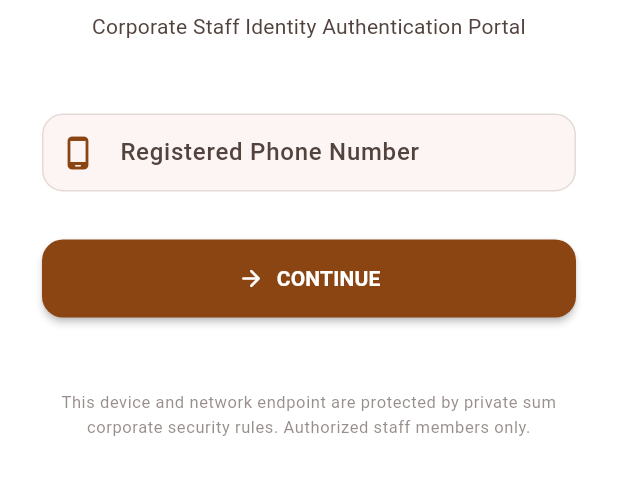
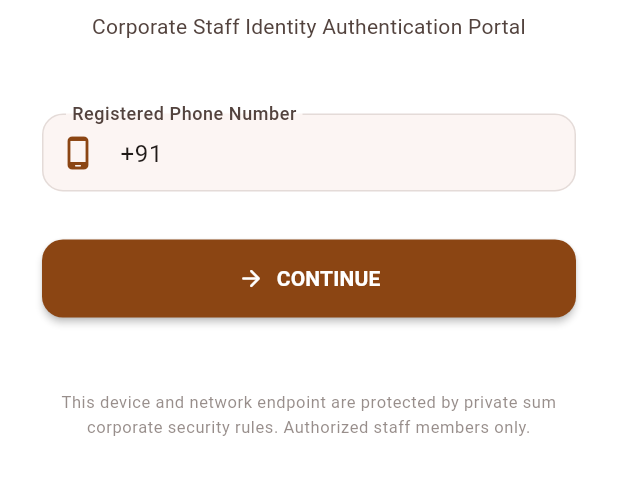
Before and after one commit to ujjwaltiwari04/SUM_HRMS, a Flutter app: the screen it shows after launch, on a phone screen of 412 x 824 dp, the part 536-1031 px from its top. Run offline on Flutter 3.47's test engine with Material 3 defaults, Android fonts, the phone set to English and light mode, and no system bars; our stand-ins replace battery_plus, cloud_firestore, connectivity_plus, device_info_plus, firebase_auth, firebase_core and 3 more; accounts and stored records are empty; Roboto replaces fonts that are missing (Space Grotesk).

Commit message:
Set default country prefix to +91 and update hint text

```diff
--- a/lib/features/auth/presentation/screens/login_screen.dart
+++ b/lib/features/auth/presentation/screens/login_screen.dart
@@ -17,7 +17,7 @@ class LoginScreen extends ConsumerStatefulWidget {
 
 class _LoginScreenState extends ConsumerState<LoginScreen> {
   final _formKey = GlobalKey<FormState>();
-  final _phoneController = TextEditingController();
+  final _phoneController = TextEditingController(text: '+91 ');
 
   @override
   void dispose() {
@@ -163,7 +163,7 @@ class _LoginScreenState extends ConsumerState<LoginScreen> {
                             ],
                             decoration: InputDecoration(
                               labelText: 'Registered Phone Number',
-                              hintText: '+1 555 123 4567',
+                              hintText: '+91 98765 43210',
                               prefixIcon: Icon(
                                 Icons.phone_android_rounded,
                                 color: theme.colorScheme.primary,
```
